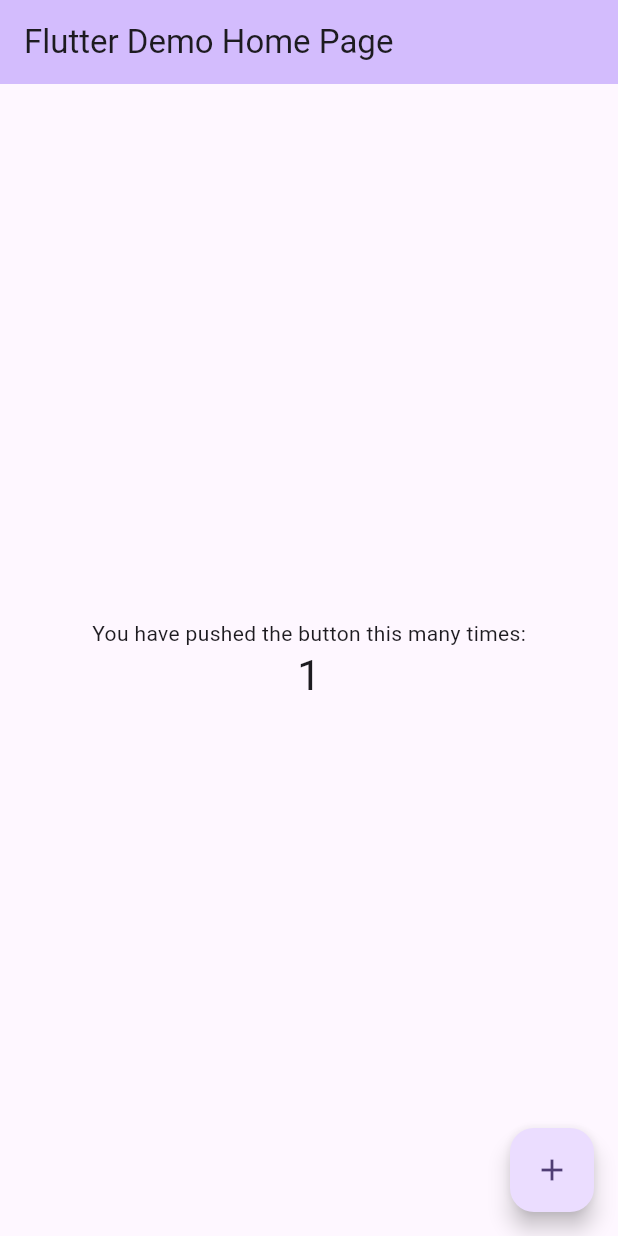
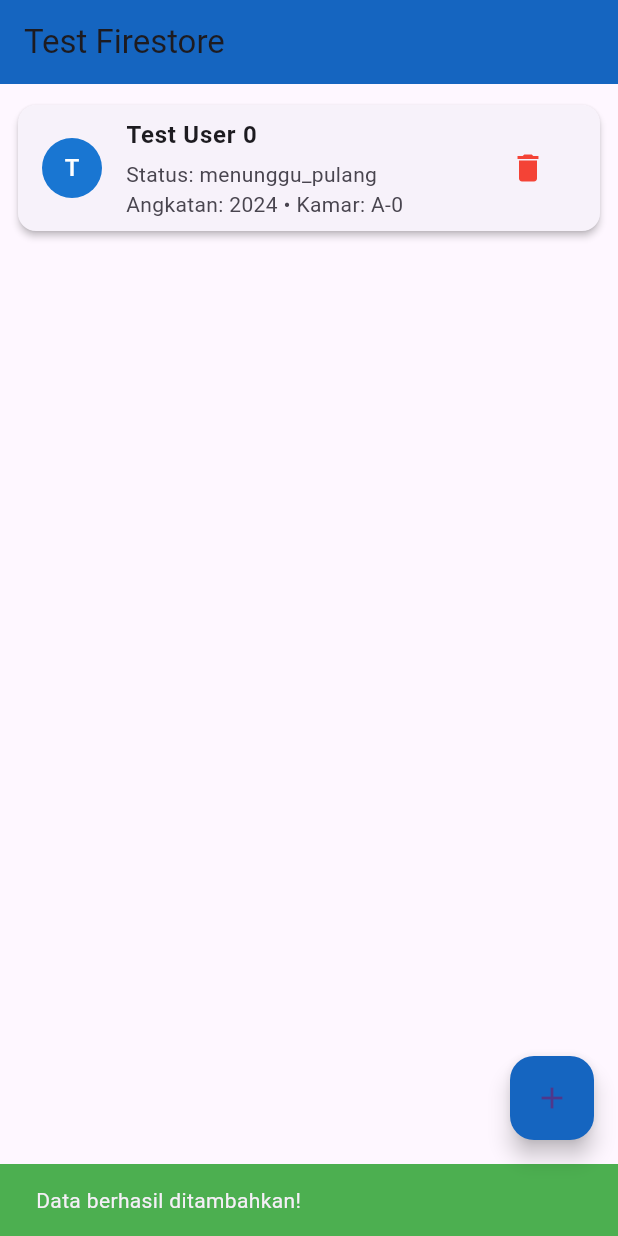
Before and after one commit to mohfarizalsholahuddinghonniuisi23/Ma-had-Security-project, a Flutter app: the screen it shows after launch, after a tap on the "add" icon, on a phone screen of 412 x 824 dp. Run offline on Flutter 3.47's test engine with Material 3 defaults, Android fonts, the phone set to English and light mode, and no system bars; our stand-ins replace cloud_firestore, firebase_core; accounts and stored records are empty.

Commit message:
test alur data dan juga kesesuain dengan sistem dari firebase

```diff
--- a/lib/main.dart
+++ b/lib/main.dart
@@ -1,122 +1,31 @@
 import 'package:flutter/material.dart';
+import 'package:firebase_core/firebase_core.dart';
+import 'firebase_options.dart';
+import 'screens/test_firestore_screen.dart';
 
-void main() {
-  runApp(const MyApp());
+void main() async {
+  WidgetsFlutterBinding.ensureInitialized();
+
+  await Firebase.initializeApp(
+    options: DefaultFirebaseOptions.currentPlatform,
+  );
+
+  runApp(MyApp());
 }
 
 class MyApp extends StatelessWidget {
-  const MyApp({super.key});
+  const MyApp({Key? key}) : super(key: key);
 
-  // This widget is the root of your application.
   @override
   Widget build(BuildContext context) {
     return MaterialApp(
-      title: 'Flutter Demo',
+      title: 'Perizinan Santri',
       theme: ThemeData(
-        // This is the theme of your application.
-        //
-        // TRY THIS: Try running your application with "flutter run". You'll see
-        // the application has a purple toolbar. Then, without quitting the app,
-        // try changing the seedColor in the colorScheme below to Colors.green
-        // and then invoke "hot reload" (save your changes or press the "hot
-        // reload" button in a Flutter-supported IDE, or press "r" if you used
-        // the command line to start the app).
-        //
-        // Notice that the counter didn't reset back to zero; the application
-        // state is not lost during the reload. To reset the state, use hot
-        // restart instead.
-        //
-        // This works for code too, not just values: Most code changes can be
-        // tested with just a hot reload.
-        colorScheme: ColorScheme.fromSeed(seedColor: Colors.deepPurple),
+        primarySwatch: Colors.blue,
+        useMaterial3: true,
       ),
-      home: const MyHomePage(title: 'Flutter Demo Home Page'),
+      home: TestFirestoreScreen(),
+      debugShowCheckedModeBanner: false,
     );
   }
 }
-
-class MyHomePage extends StatefulWidget {
-  const MyHomePage({super.key, required this.title});
-
-  // This widget is the home page of your application. It is stateful, meaning
-  // that it has a State object (defined below) that contains fields that affect
-  // how it looks.
-
-  // This class is the configuration for the state. It holds the values (in this
-  // case the title) provided by the parent (in this case the App widget) and
-  // used by the build method of the State. Fields in a Widget subclass are
-  // always marked "final".
-
-  final String title;
-
-  @override
-  State<MyHomePage> createState() => _MyHomePageState();
-}
-
-class _MyHomePageState extends State<MyHomePage> {
-  int _counter = 0;
-
-  void _incrementCounter() {
-    setState(() {
-      // This call to setState tells the Flutter framework that something has
-      // changed in this State, which causes it to rerun the build method below
-      // so that the display can reflect the updated values. If we changed
-      // _counter without calling setState(), then the build method would not be
-      // called again, and so nothing would appear to happen.
-      _counter++;
-    });
-  }
-
-  @override
-  Widget build(BuildContext context) {
-    // This method is rerun every time setState is called, for instance as done
-    // by the _incrementCounter method above.
-    //
-    // The Flutter framework has been optimized to make rerunning build methods
-    // fast, so that you can just rebuild anything that needs updating rather
-    // than having to individually change instances of widgets.
-    return Scaffold(
-      appBar: AppBar(
-        // TRY THIS: Try changing the color here to a specific color (to
-        // Colors.amber, perhaps?) and trigger a hot reload to see the AppBar
-        // change color while the other colors stay the same.
-        backgroundColor: Theme.of(context).colorScheme.inversePrimary,
-        // Here we take the value from the MyHomePage object that was created by
-        // the App.build method, and use it to set our appbar title.
-        title: Text(widget.title),
-      ),
-      body: Center(
-        // Center is a layout widget. It takes a single child and positions it
-        // in the middle of the parent.
-        child: Column(
-          // Column is also a layout widget. It takes a list of children and
-          // arranges them vertically. By default, it sizes itself to fit its
-          // children horizontally, and tries to be as tall as its parent.
-          //
-          // Column has various properties to control how it sizes itself and
-          // how it positions its children. Here we use mainAxisAlignment to
-          // center the children vertically; the main axis here is the vertical
-          // axis because Columns are vertical (the cross axis would be
-          // horizontal).
-          //
-          // TRY THIS: Invoke "debug painting" (choose the "Toggle Debug Paint"
-          // action in the IDE, or press "p" in the console), to see the
-          // wireframe for each widget.
-          mainAxisAlignment: MainAxisAlignment.center,
-          children: [
-            const Text('You have pushed the button this many times:'),
-            Text(
-              '$_counter',
-              style: Theme.of(context).textTheme.headlineMedium,
-            ),
-          ],
-        ),
-      ),
-      floatingActionButton: FloatingActionButton(
-        onPressed: _incrementCounter,
-        tooltip: 'Increment',
-        child: const Icon(Icons.add),
-      ),
-    );
-  }
-}
--- /dev/null
+++ b/lib/screens/test_firestore_screen.dart
@@ -0,0 +1,163 @@
+import 'package:flutter/material.dart';
+import 'package:cloud_firestore/cloud_firestore.dart';
+
+class TestFirestoreScreen extends StatelessWidget {
+  const TestFirestoreScreen({Key?  key}) : super(key: key);
+
+  @override
+  Widget build(BuildContext context) {
+    return Scaffold(
+      appBar:  AppBar(
+        title: const Text('Test Firestore'),
+        backgroundColor: Colors.blue[800],
+      ),
+      body: StreamBuilder<QuerySnapshot>(
+        stream: FirebaseFirestore.instance. collection('izin').snapshots(),
+        builder: (context, snapshot) {
+          // Loading state
+          if (snapshot.connectionState == ConnectionState.waiting) {
+            return const Center(
+              child: CircularProgressIndicator(),
+            );
+          }
+
+          // Error state
+          if (snapshot.hasError) {
+            return Center(
+              child: Column(
+                mainAxisAlignment: MainAxisAlignment.center,
+                children: [
+                  Icon(Icons.error_outline, size: 60, color: Colors.red),
+                  SizedBox(height: 16),
+                  Text(
+                    'Error: ${snapshot.error}',
+                    style: TextStyle(color: Colors.red),
+                    textAlign: TextAlign.center,
+                  ),
+                ],
+              ),
+            );
+          }
+
+          // Empty state
+          if (!snapshot.hasData || snapshot.data!.docs.isEmpty) {
+            return Center(
+              child: Column(
+                mainAxisAlignment: MainAxisAlignment.center,
+                children: [
+                  Icon(Icons.inbox, size: 60, color:  Colors.grey),
+                  SizedBox(height: 16),
+                  Text(
+                    'Tidak ada data izin',
+                    style: TextStyle(fontSize: 18, color: Colors.grey),
+                  ),
+                  SizedBox(height: 8),
+                  Text(
+                    'Tekan tombol + untuk menambah data',
+                    style: TextStyle(color: Colors.grey[600]),
+                  ),
+                ],
+              ),
+            );
+          }
+
+          // Data exists - show list
+          return ListView.builder(
+            padding: EdgeInsets.all(8),
+            itemCount: snapshot. data!.docs.length,
+            itemBuilder: (context, index) {
+              var doc = snapshot.data!.docs[index];
+              var data = doc.data() as Map<String, dynamic>;
+
+              return Card(
+                margin: EdgeInsets.symmetric(vertical: 6, horizontal: 4),
+                elevation: 2,
+                child: ListTile(
+                  leading: CircleAvatar(
+                    backgroundColor: Colors.blue[700],
+                    child: Text(
+                      (data['namaSantri'] ??  'N')[0].toUpperCase(),
+                      style: TextStyle(color: Colors.white),
+                    ),
+                  ),
+                  title: Text(
+                    data['namaSantri'] ?? 'No name',
+                    style: TextStyle(fontWeight: FontWeight.bold),
+                  ),
+                  subtitle:  Column(
+                    crossAxisAlignment:  CrossAxisAlignment.start,
+                    children: [
+                      SizedBox(height: 4),
+                      Text('Status: ${data['status'] ?? '-'}'),
+                      Text('Angkatan: ${data['angkatan'] ?? '-'} • Kamar: ${data['noKamar'] ?? '-'}'),
+                    ],
+                  ),
+                  trailing: IconButton(
+                    icon: Icon(Icons.delete, color: Colors.red),
+                    onPressed: () async {
+                      // Konfirmasi hapus
+                      bool? confirm = await showDialog<bool>(
+                        context: context,
+                        builder: (context) => AlertDialog(
+                          title: Text('Hapus Data'),
+                          content: Text('Yakin ingin menghapus data ini?'),
+                          actions:  [
+                            TextButton(
+                              onPressed: () => Navigator.pop(context, false),
+                              child: Text('Batal'),
+                            ),
+                            TextButton(
+                              onPressed: () => Navigator.pop(context, true),
+                              child: Text('Hapus', style: TextStyle(color: Colors.red)),
+                            ),
+                          ],
+                        ),
+                      );
+
+                      if (confirm == true) {
+                        await doc.reference.delete();
+                        ScaffoldMessenger.of(context).showSnackBar(
+                          SnackBar(content: Text('Data berhasil dihapus')),
+                        );
+                      }
+                    },
+                  ),
+                ),
+              );
+            },
+          );
+        },
+      ),
+      floatingActionButton: FloatingActionButton(
+        backgroundColor: Colors.blue[800],
+        child: Icon(Icons.add),
+        onPressed: () async {
+          // Test tambah data
+          try {
+            await FirebaseFirestore.instance.collection('izin').add({
+              'namaSantri': 'Test User ${DateTime.now().second}',
+              'angkatan': '2024',
+              'noKamar': 'A-${DateTime.now().second}',
+              'status': 'menunggu_pulang',
+              'waktuInput': FieldValue. serverTimestamp(),
+            });
+
+            ScaffoldMessenger.of(context).showSnackBar(
+              SnackBar(
+                content: Text('Data berhasil ditambahkan! '),
+                backgroundColor: Colors.green,
+              ),
+            );
+          } catch (e) {
+            ScaffoldMessenger.of(context).showSnackBar(
+              SnackBar(
+                content: Text('Error: $e'),
+                backgroundColor: Colors.red,
+              ),
+            );
+          }
+        },
+      ),
+    );
+  }
+}
```
